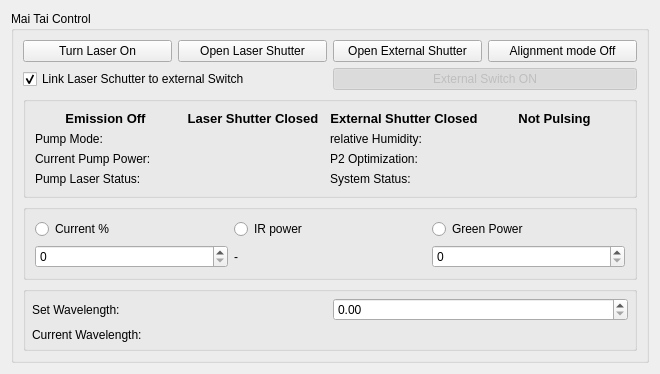
Before: the Qt Designer form acq4/devices/MaiTaiLaser/maiTaiTemplate.ui in acq4/acq4, drawn with Qt 5.
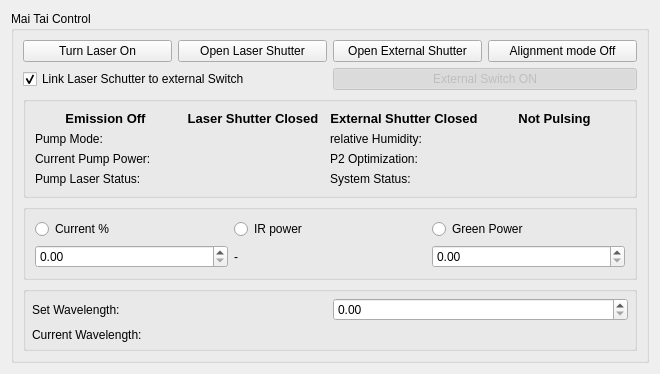
After: the same form once the commit is applied. Custom widgets are drawn as their Qt base class.

Commit message: first fixes and improvments on pump laser mode changes

What changed in the file:
```diff
--- a/acq4/devices/MaiTaiLaser/maiTaiTemplate.ui
+++ b/acq4/devices/MaiTaiLaser/maiTaiTemplate.ui
@@ -340,10 +340,11 @@
           </widget>
          </item>
          <item row="1" column="0">
-          <widget class="QSpinBox" name="pumpCurrentSpin"/>
-         </item>
-         <item row="1" column="2">
-          <widget class="QSpinBox" name="greenPowerSpin"/>
+          <widget class="SpinBox" name="pumpCurrentSpin">
+           <property name="suffix">
+            <string/>
+           </property>
+          </widget>
          </item>
          <item row="1" column="1">
           <widget class="QLabel" name="irPowerLabel">
@@ -352,6 +353,13 @@
            </property>
           </widget>
          </item>
+         <item row="1" column="2">
+          <widget class="SpinBox" name="greenPowerSpin">
+           <property name="suffix">
+            <string/>
+           </property>
+          </widget>
+         </item>
         </layout>
        </widget>
       </item>
```
Left out of the diff: 40 changed lines with no effect on the pictures. The commit also changes 2 other files.
